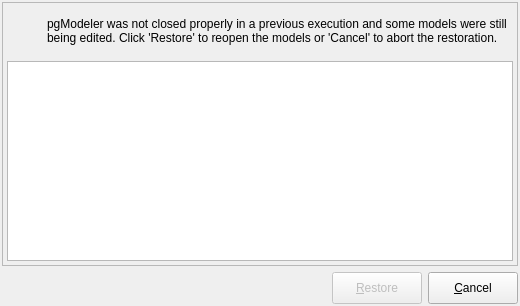
Qt form libpgmodeler_ui/ui/modelrestorationform.ui (pgmodeler/pgmodeler) before a commit.
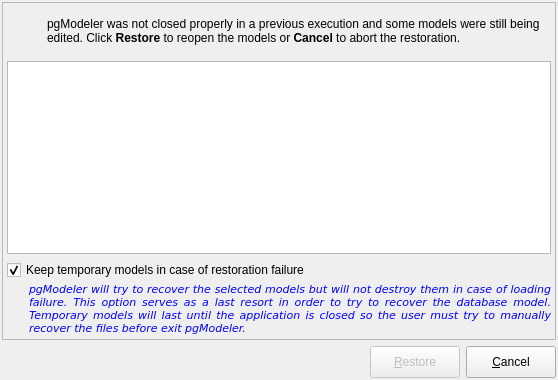
The same form after that commit. Icons and pictures are not drawn.

Commit message: Minor improvement on model restoration operation. Models that fails to be restored can be kept so the user can try to fix them manually (until pgModeler is closed)

The edit to the form file:
```diff
--- a/libpgmodeler_ui/ui/modelrestorationform.ui
+++ b/libpgmodeler_ui/ui/modelrestorationform.ui
@@ -9,8 +9,8 @@
    <rect>
     <x>0</x>
     <y>0</y>
-    <width>520</width>
-    <height>306</height>
+    <width>558</width>
+    <height>380</height>
    </rect>
   </property>
   <property name="sizePolicy">
@@ -51,7 +51,7 @@
    <property name="bottomMargin">
     <number>2</number>
    </property>
-   <item row="0" column="0" colspan="3">
+   <item row="0" column="0" colspan="4">
     <widget class="QFrame" name="frame">
      <property name="enabled">
       <bool>true</bool>
@@ -68,7 +68,7 @@
      <property name="frameShadow">
       <enum>QFrame::Raised</enum>
      </property>
-     <layout class="QGridLayout" name="gridLayout_2">
+     <layout class="QGridLayout" name="gridLayout_4">
       <property name="leftMargin">
        <number>4</number>
       </property>
@@ -81,9 +81,6 @@
       <property name="bottomMargin">
        <number>4</number>
       </property>
-      <property name="spacing">
-       <number>6</number>
-      </property>
       <item row="0" column="0">
        <widget class="QFrame" name="message_frm">
         <property name="sizePolicy">
@@ -155,7 +152,7 @@
             </font>
            </property>
            <property name="text">
-            <string>pgModeler was not closed properly in a previous execution and some models were still being edited. Click 'Restore' to reopen the models or 'Cancel' to abort the restoration.</string>
+            <string>pgModeler was not closed properly in a previous execution and some models were still being edited. Click &lt;strong&gt;Restore&lt;/strong&gt; to reopen the models or &lt;strong&gt;Cancel&lt;/strong&gt; to abort the restoration.</string>
            </property>
            <property name="wordWrap">
             <bool>true</bool>
@@ -189,6 +186,117 @@
         </property>
        </widget>
       </item>
+      <item row="2" column="0">
+       <layout class="QGridLayout" name="gridLayout_2">
+        <property name="spacing">
+         <number>2</number>
+        </property>
+        <item row="0" column="0" colspan="2">
+         <widget class="QCheckBox" name="keep_models_chk">
+          <property name="sizePolicy">
+           <sizepolicy hsizetype="Expanding" vsizetype="Fixed">
+            <horstretch>0</horstretch>
+            <verstretch>0</verstretch>
+           </sizepolicy>
+          </property>
+          <property name="text">
+           <string>Keep temporary models in case of restoration failure</string>
+          </property>
+          <property name="checked">
+           <bool>true</bool>
+          </property>
+         </widget>
+        </item>
+        <item row="1" column="0">
+         <spacer name="horizontalSpacer">
+          <property name="orientation">
+           <enum>Qt::Horizontal</enum>
+          </property>
+          <property name="sizeType">
+           <enum>QSizePolicy::Fixed</enum>
+          </property>
+          <property name="sizeHint" stdset="0">
+           <size>
+            <width>20</width>
+            <height>20</height>
+           </size>
+          </property>
+         </spacer>
+        </item>
+        <item row="1" column="1">
+         <widget class="QLabel" name="hint3_lbl">
+          <property name="enabled">
+           <bool>true</bool>
+          </property>
+          <property name="sizePolicy">
+           <sizepolicy hsizetype="Expanding" vsizetype="Fixed">
+            <horstretch>0</horstretch>
+            <verstretch>0</verstretch>
+           </sizepolicy>
+          </property>
+          <property name="palette">
+           <palette>
+            <active>
+             <colorrole role="WindowText">
+              <brush brushstyle="SolidPattern">
+               <color alpha="255">
+                <red>0</red>
+                <green>0</green>
+                <blue>255</blue>
+               </color>
+              </brush>
+             </colorrole>
+            </active>
+            <inactive>
+             <colorrole role="WindowText">
+              <brush brushstyle="SolidPattern">
+               <color alpha="255">
+                <red>0</red>
+                <green>0</green>
+                <blue>255</blue>
+               </color>
+              </brush>
+             </colorrole>
+            </inactive>
+            <disabled>
+             <colorrole role="WindowText">
+              <brush brushstyle="SolidPattern">
+               <color alpha="255">
+                <red>117</red>
+                <green>114</green>
+                <blue>112</blue>
+               </color>
+              </brush>
+             </colorrole>
+            </disabled>
+           </palette>
+          </property>
+          <property name="font">
+           <font>
+            <family>DejaVu Sans</family>
+            <pointsize>8</pointsize>
+            <italic>true</italic>
+           </font>
+          </property>
+          <property name="text">
+           <string>pgModeler will try to recover the selected models but will not destroy them in case of loading failure. This option serves as a last resort in order to try to recover the database model. Temporary models will last until the application is closed so the user must try to manually recover the files before exit pgModeler.</string>
+          </property>
+          <property name="textFormat">
+           <enum>Qt::PlainText</enum>
+          </property>
+          <property name="alignment">
+           <set>Qt::AlignJustify|Qt::AlignVCenter</set>
+          </property>
+          <property name="wordWrap">
+           <bool>true</bool>
+          </property>
+          <property name="indent">
+           <number>-1</number>
+          </property>
+         </widget>
+        </item>
+       </layout>
+      </item>
      </layout>
     </widget>
    </item>
@@ -202,20 +310,7 @@
      </property>
     </widget>
    </item>
-   <item row="1" column="1">
-    <spacer>
-     <property name="orientation">
-      <enum>Qt::Horizontal</enum>
-     </property>
-     <property name="sizeHint" stdset="0">
-      <size>
-       <width>186</width>
-       <height>27</height>
-      </size>
-     </property>
-    </spacer>
-   </item>
-   <item row="1" column="2">
+   <item row="1" column="3">
     <layout class="QHBoxLayout" name="horizontalLayout">
      <item>
       <widget class="QPushButton" name="restore_btn">
@@ -286,6 +381,19 @@
      </item>
     </layout>
    </item>
+   <item row="1" column="1" colspan="2">
+    <spacer>
+     <property name="orientation">
+      <enum>Qt::Horizontal</enum>
+     </property>
+     <property name="sizeHint" stdset="0">
+      <size>
+       <width>186</width>
+       <height>27</height>
+      </size>
+     </property>
+    </spacer>
+   </item>
   </layout>
  </widget>
  <resources>
```
The commit also changes 5 other files.
